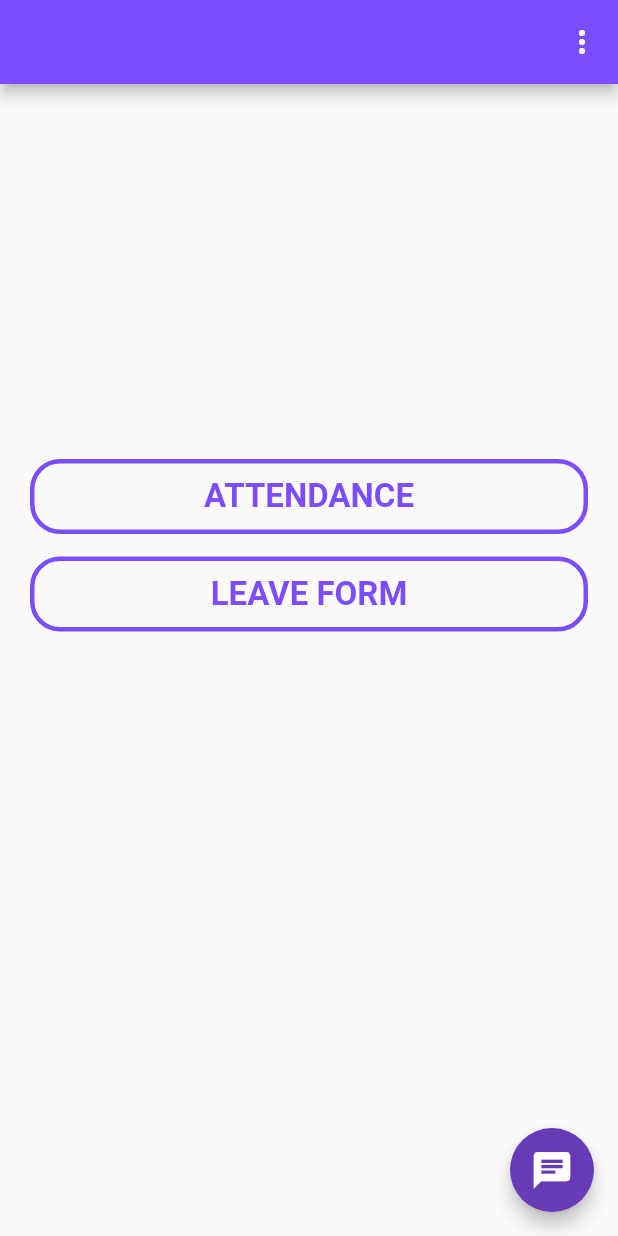
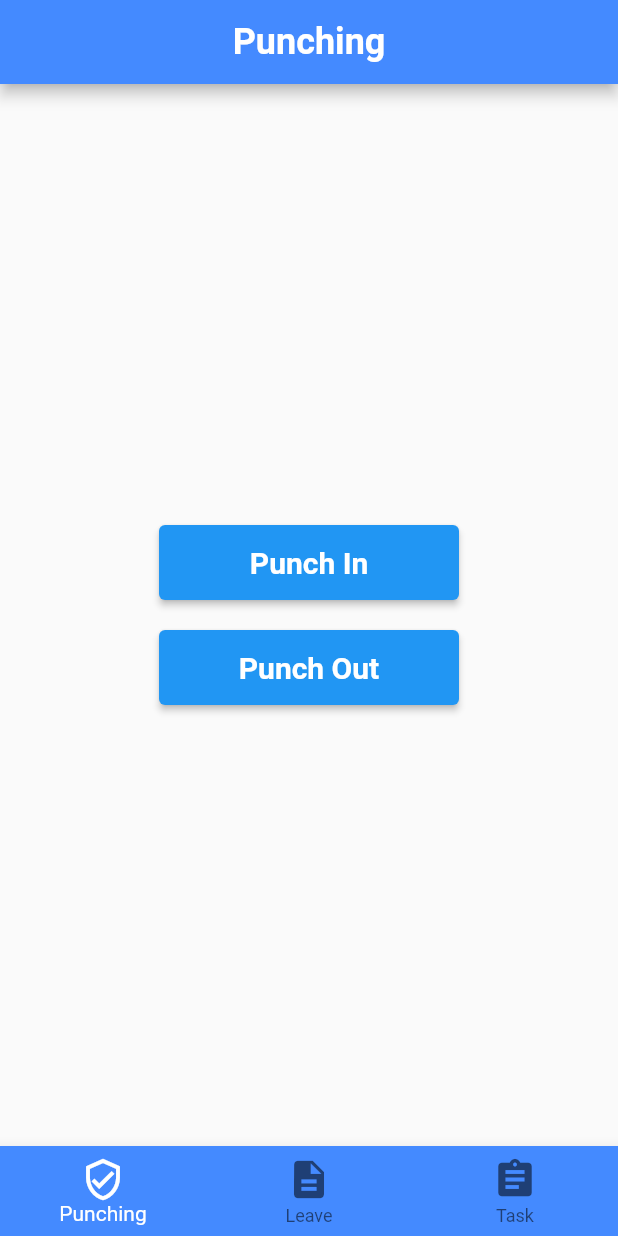
Before and after one commit to visalrajan/attendance, a Flutter app: the ProfileScreen screen opened directly, on a phone screen of 412 x 824 dp. Run offline on Flutter 3.47's test engine with Material 2 defaults, Android fonts, the phone set to English and light mode, and no system bars; our stand-ins replace cloud_firestore, firebase_auth, firebase_core; accounts and stored records are empty.

```diff
--- a/lib/screens/profilescreen/profilescreen.dart
+++ b/lib/screens/profilescreen/profilescreen.dart
@@ -1,7 +1,8 @@
 import 'package:flutter/material.dart';
-import 'package:loginpage/screens/attendacne/attendance.dart';
+
 import 'package:loginpage/screens/leave_form/leaveform.dart';
-
+import 'package:loginpage/screens/punchin/punchin.dart';
+import 'package:loginpage/screens/task_page/taskpage.dart';
 
 class ProfileScreen extends StatefulWidget {
   @override
@@ -9,114 +10,63 @@ class ProfileScreen extends StatefulWidget {
 }
 
 class _ProfileScreenState extends State<ProfileScreen> {
+  int currentIndex = 0;
+  final screens = [
+    PunchPage(),
+    LeavePage(),
+    TaskPage(),
+  ];
+
   @override
   Widget build(BuildContext context) {
     return Scaffold(
-      appBar: AppBar(
-        backgroundColor: Colors.deepPurpleAccent,
-        actions: <Widget>[
-          PopupMenuButton(
-              color: Colors.white70,
-              elevation: 20,
-              shape: OutlineInputBorder(
-                borderSide: BorderSide(
-                  color: Colors.black,
-                  width: 2,
-                ),
-              ),
-              itemBuilder: (context) => [
-                    PopupMenuItem(
-                      child: Text("Logout"),
-                      onTap: (){
-
-                        // Navigator.of(context).pushReplacement(
-                        //     MaterialPageRoute(builder: (context) => LoginScreen()));
-                      },
-                      value: "logout",
-                    ),
-                  ]),
+      // appBar: AppBar(
+      //   backgroundColor: Colors.deepPurpleAccent,
+      //   actions: <Widget>[
+      //     PopupMenuButton(
+      //         color: Colors.white70,
+      //         elevation: 20,
+      //         shape: OutlineInputBorder(
+      //           borderSide: BorderSide(
+      //             color: Colors.black,
+      //             width: 2,
+      //           ),
+      //         ),
+      //         itemBuilder: (context) => [
+      //               PopupMenuItem(
+      //                 child: Text("Logout"),
+      //                 onTap: (){
+      //
+      //                 },
+      //                 value: "logout",
+      //               ),
+      //             ]),
+      //   ],
+      // ),
+      body: screens[currentIndex],
+      bottomNavigationBar: BottomNavigationBar(
+        backgroundColor: Colors.blueAccent,
+        selectedItemColor: Colors.white,
+        currentIndex: currentIndex,
+        iconSize: 30,
+        onTap: (index) => setState(() => currentIndex = index),
+        items: const <BottomNavigationBarItem>[
+          BottomNavigationBarItem(
+            icon: Icon(Icons.verified_user_outlined),
+            label: 'Punching',
+            backgroundColor: Colors.black,
+          ),
+          BottomNavigationBarItem(
+            icon: Icon(Icons.description),
+            label: 'Leave',
+            backgroundColor: Colors.black,
+          ),
+          BottomNavigationBarItem(
+            icon: Icon(Icons.assignment),
+            label: 'Task',
+            backgroundColor: Colors.black,
+          ),
         ],
-      ),
-      body: Center(
-        child: ListView(
-          children: <Widget>[
-            SizedBox(
-              height: 250.0,
-            ),
-            Container(
-              margin: EdgeInsets.only(left: 20, right: 20),
-              height: 50,
-              child: RawMaterialButton(
-
-                shape: RoundedRectangleBorder(
-                  side: BorderSide(
-                    color: Colors.deepPurpleAccent,
-                    width: 3,
-                    style: BorderStyle.solid,
-                  ),
-                  borderRadius: BorderRadius.circular(20),
-                ),
-                child: Text(
-                  "ATTENDANCE",
-                  style: TextStyle(
-                    fontSize: 22,
-                    fontWeight: FontWeight.bold,
-                    color: Colors.deepPurpleAccent,
-                  ),
-                ),
-                onPressed: () {
-                  Navigator.of(context).pushReplacement(
-                      MaterialPageRoute(builder: (context) => Attendance()));
-                },
-              ),
-            ),
-            SizedBox(
-              height: 15,
-            ),
-            Container(
-              height: 50,
-              margin: EdgeInsets.only(left: 20, right: 20),
-              child: RawMaterialButton(
-                padding:
-                EdgeInsets.only(left: 10, right: 10, top: 10, bottom: 10),
-
-                shape: RoundedRectangleBorder(
-                  side: BorderSide(
-                    color: Colors.deepPurpleAccent,
-                    width: 3,
-                    style: BorderStyle.solid,
-                  ),
-                  borderRadius: BorderRadius.circular(20),
-                ),
-                child: Text(
-                  "LEAVE FORM",
-                  style: TextStyle(
-                    fontSize: 22,
-                    fontWeight: FontWeight.bold,
-                    color: Colors.deepPurpleAccent,
-                  ),
-                ),
-                onPressed: () {
-                  Navigator.of(context).pushReplacement(
-                      MaterialPageRoute(builder: (context) => LeaveForm()));
-                },
-              ),
-            ),
-
-          ],
-        ),
-      ),
-      floatingActionButton: FloatingActionButton(
-        onPressed: () {},
-        child: Icon(
-          Icons.chat,
-          color: Colors.white,
-          size: 29,
-        ),
-        backgroundColor: Colors.deepPurple,
-        tooltip: "Capture Picture",
-        elevation: 5,
-        splashColor: Colors.grey,
       ),
     );
   }
--- a/lib/screens/punchin/punchin.dart
+++ b/lib/screens/punchin/punchin.dart
@@ -1,32 +1,114 @@
 import 'package:flutter/material.dart';
-import 'package:intl/intl.dart';
 
-class PuchIn extends StatefulWidget {
-  const PuchIn({Key? key}) : super(key: key);
+import 'package:cloud_firestore/cloud_firestore.dart';
+
+class PunchPage extends StatefulWidget {
+  const PunchPage({Key? key}) : super(key: key);
 
   @override
-  _PuchInState createState() => _PuchInState();
+  _PunchPageState createState() => _PunchPageState();
 }
 
-class _PuchInState extends State<PuchIn> {
-  TimeOfDay? time =  TimeOfDay.now();
+class _PunchPageState extends State<PunchPage> {
+  FirebaseFirestore firestore = FirebaseFirestore.instance;
+
+  TimeOfDay? time = TimeOfDay.now();
   DateTime? date = DateTime.now();
-
 
   @override
   Widget build(BuildContext context) {
     return Scaffold(
+      appBar: AppBar(
+        backgroundColor: Colors.blueAccent,
+        title: Text(
+          "Punching",
+          style: TextStyle(
+            fontSize: 24,
+            fontWeight: FontWeight.bold,
+          ),
+        ),
+        centerTitle: true,
+      ),
+      body: Center(
+        child: Column(
+          mainAxisAlignment: MainAxisAlignment.center,
+          children: [
+            Container(
+              width: 200.0,
+              height: 50.0,
+              child: ElevatedButton(
+                // style: ElevatedButton.styleFrom(
+                //   padding: EdgeInsets.only(left: 30, right: 30, top: 10, bottom: 10),
+                // ),
+                child: Text(
+                  "Punch In",
+                  style: TextStyle(
+                    fontSize: 20,
+                    fontWeight: FontWeight.bold,
+                  ),
+                ),
+                onPressed: () async {
+                  showDialog(
+                      context: context,
+                      builder: (BuildContext context) {
+                        return Center(
+                          child: Text("Puch In Successfull"),
+                        );
+                      });
+                  FirebaseFirestore.instance.collection("data1").add({
+                    "Punch In Time":
+                        "${time!.hour.toString()}:${time!.minute.toString()}",
+                    "Puch In Date":
+                        "${date!.day.toString()}:${date!.month.toString()}:${date!.year.toString()}"
+                  });
 
-      body: Center(
-        child: Text(
-          "${time!.hour.toString()}:${time!.minute.toString()}",
-          style:  TextStyle(fontSize: 60),
+                  print("${time!.hour.toString()}:${time!.minute.toString()} - "
+                      "${date!.day.toString()}:${date!.month.toString()}:${date!.year.toString()}");
+                  // print("${date!.day.toString()}:${date!.month.toString()}:${date!.year.toString()}");
+                },
+              ),
+            ),
+            SizedBox(
+              height: 20,
+            ),
+            Container(
+              width: 200.0,
+              height: 50.0,
+              child: ElevatedButton(
+                child: Text(
+                  "Punch Out",
+                  style: TextStyle(
+                    fontSize: 20,
+                    fontWeight: FontWeight.bold,
+                  ),
+                ),
+                onPressed: () async {
+                  showDialog(
+                      context: context,
+                      builder: (BuildContext context) {
+                        return Center(
+                          child: Text("Puch Out Successfull"),
+                        );
+                      });
+                  FirebaseFirestore.instance.collection("data1").add({
+                    "Punch Out Time":
+                        "${time!.hour.toString()}:${time!.minute.toString()}",
+                    "Puch Out Date":
+                        "${date!.day.toString()}:${date!.month.toString()}:${date!.year.toString()}"
+                  });
+                  print("${time!.hour.toString()}:${time!.minute.toString()}"
+                      "${date!.day.toString()}:${date!.month.toString()}:${date!.year.toString()}");
+                },
+
+                // ) Text(
+                //   "${time!.hour.toString()}:${time!.minute.toString()}",
+                //   style:  TextStyle(fontSize: 60),
+                // ),
+              ),
+            ),
+          ],
         ),
       ),
-      // floatingActionButton: FloatingActionButton(
-      //   child: const Icon,
-      // ),
-
     );
   }
 }
--- a/pubspec.yaml
+++ b/pubspec.yaml
@@ -37,6 +37,7 @@ dependencies:
   firebase_core: ^1.10.2
   firebase_auth: ^3.3.0
   intl: ^0.17.0
+  cloud_firestore: ^3.1.5
 
 dev_dependencies:
   flutter_test:
```
Also changed, not shown: lib/screens/attendacne/attendance.dart (deleted, +0 -112 lines), lib/screens/leave_form/leaveform.dart (+76 -102 lines), lib/screens/task_page/taskpage.dart (added, +27 -0 lines), pubspec.lock, 1 other file.
